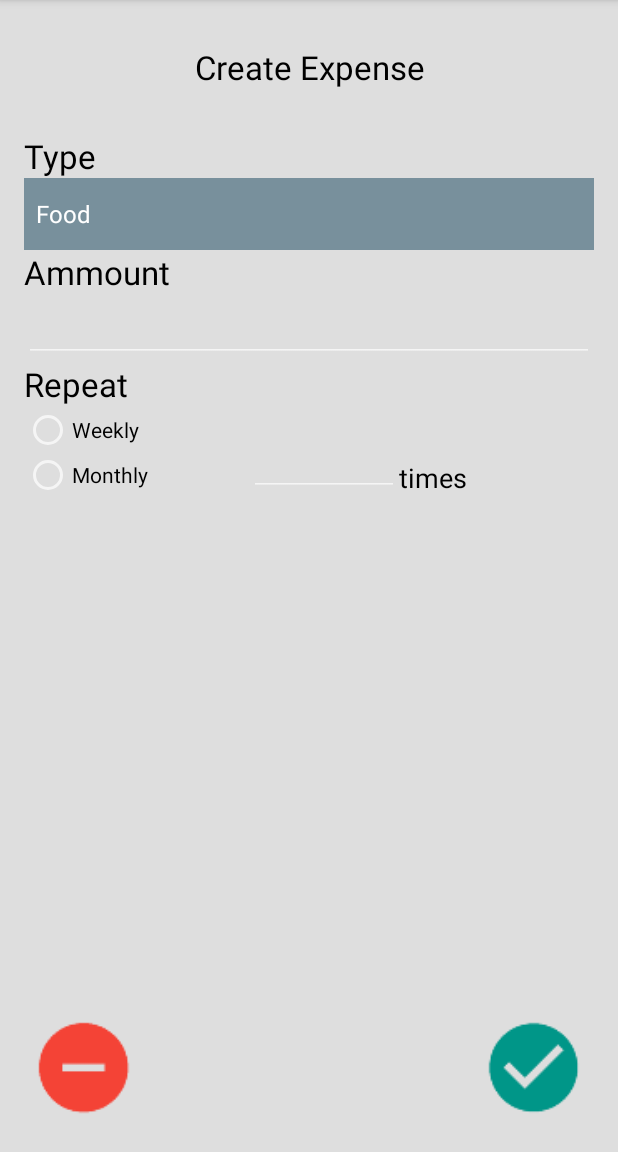
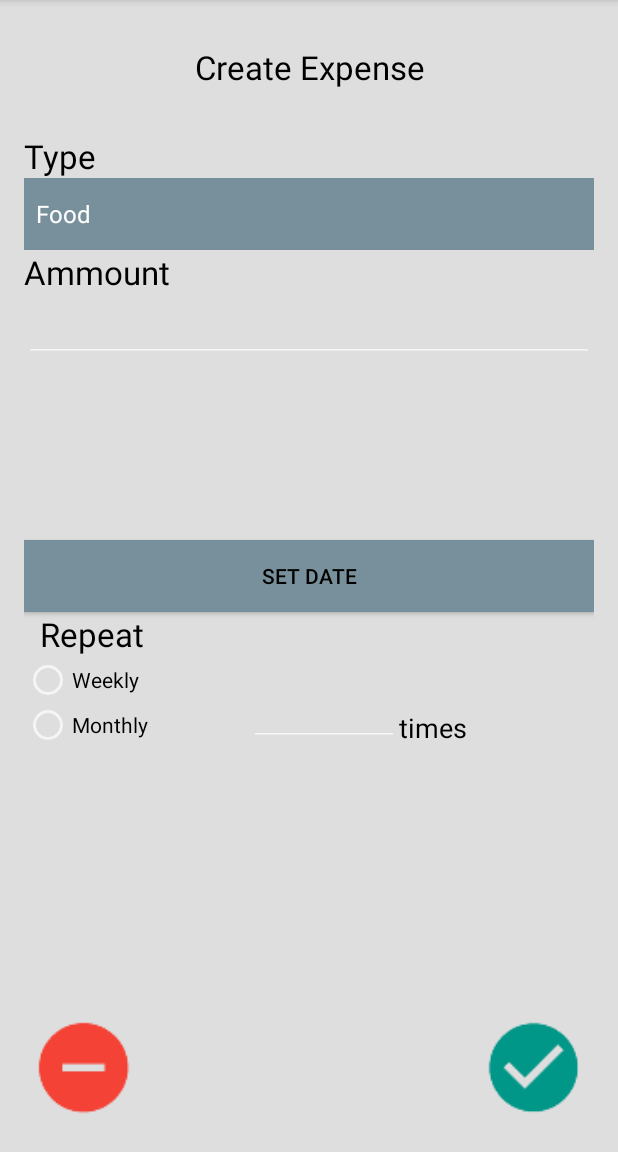
Before and after one commit to GamaX320/ProjectX_SMYM5, an Android app: the fragment CreateExpenseFragment placed in its activity, on a phone screen of 412 x 824 dp, the part 84-1236 px from its top. Run offline under Robolectric (Android 15) with nearby library versions, the phone set to English and light mode, and no system bars; 1 statement that could not run was skipped.

Commit message:
Create DatePicker

```diff
--- a/app/src/main/java/com/example/bryanty/projectx_smym5/AccountFragment.java
+++ b/app/src/main/java/com/example/bryanty/projectx_smym5/AccountFragment.java
@@ -53,7 +53,6 @@ public class AccountFragment extends Fragment {
 
                 Account myAccount= account.get(position);
                 Log.v("MyActivity", "acc=" +myAccount.get_accID()); //print message to console
-
             }
         });
 
--- a/app/src/main/java/com/example/bryanty/projectx_smym5/AccountRowAdapter.java
+++ b/app/src/main/java/com/example/bryanty/projectx_smym5/AccountRowAdapter.java
@@ -33,10 +33,6 @@ public class AccountRowAdapter extends ArrayAdapter<Account> {
         TextView accAvatar=(TextView)customView.findViewById(R.id.textView_acc_avatar);
         TextView accName=(TextView)customView.findViewById(R.id.textView_acc_name);
         TextView accAmount=(TextView)customView.findViewById(R.id.textView_acc_amount);
-
-//        accAvatar.setText(singleAcc.substring(0,1));
-//        accName.setText(singleAcc);
-//        accAmount.setText("RM50.00");
 
         //check selected avatar color
         int selectedAvatar= singleAcc.get_accColor();
--- a/app/src/main/java/com/example/bryanty/projectx_smym5/CreateExpenseFragment.java
+++ b/app/src/main/java/com/example/bryanty/projectx_smym5/CreateExpenseFragment.java
@@ -1,15 +1,26 @@
 package com.example.bryanty.projectx_smym5;
 
+import android.app.DatePickerDialog;
 import android.os.Bundle;
 import android.support.annotation.Nullable;
 import android.support.v4.app.Fragment;
+import android.support.v4.app.FragmentManager;
+import android.util.Log;
 import android.view.LayoutInflater;
 import android.view.View;
 import android.view.ViewGroup;
+import android.view.WindowManager;
 import android.widget.AdapterView;
 import android.widget.ArrayAdapter;
+import android.widget.Button;
+import android.widget.DatePicker;
+import android.widget.EditText;
 import android.widget.Spinner;
 import android.widget.Toast;
+
+import com.example.bryanty.projectx_smym5.domain.Account;
+
+import java.util.Calendar;
 
 /**
  * Created by BRYANTY on 14/03/2015.
@@ -19,6 +30,8 @@ public class CreateExpenseFragment extends Fragment {
 
     Spinner spinner;
     ArrayAdapter<CharSequence> adapter;
+
+    Button buttonSetDate;
     @Override
     public View onCreateView(LayoutInflater inflater, @Nullable ViewGroup container, @Nullable Bundle savedInstanceState) {
         rootView = inflater.inflate(R.layout.fragment_create_expense, container, false);
@@ -40,11 +53,50 @@ public class CreateExpenseFragment extends Fragment {
             }
         });
 
+        //initial set date button
+        buttonSetDate=(Button)rootView.findViewById(R.id.button_set_date);
+        buttonSetDate.setOnClickListener(new View.OnClickListener() {
+            @Override
+            public void onClick(View v) {
+                DatePickerFragment date = new DatePickerFragment();
+                /**
+                 * Set Up Current Date Into dialog
+                 */
+                Calendar calender = Calendar.getInstance();
+                Bundle args = new Bundle();
+                args.putInt("year", calender.get(Calendar.YEAR));
+                args.putInt("month", calender.get(Calendar.MONTH));
+                args.putInt("day", calender.get(Calendar.DAY_OF_MONTH));
+                date.setArguments(args);
+                /**
+                 * Set Call back to capture selected date
+                 */
+                date.setCallBack(ondate);
+                date.show(getFragmentManager(), "Date Picker");
+            }
+
+            DatePickerDialog.OnDateSetListener ondate = new DatePickerDialog.OnDateSetListener() {
+                @Override
+                public void onDateSet(DatePicker view, int year, int monthOfYear,
+                                      int dayOfMonth) {
+                    Toast.makeText(
+                            getActivity(),
+                            String.valueOf(year) + "-" + String.valueOf(monthOfYear+1)
+                                    + "-" + String.valueOf(dayOfMonth),
+                            Toast.LENGTH_LONG).show();
+                }
+            };
+        });
+
         //get value from previous fragment
         Bundle bundle = this.getArguments();
         String test1= bundle.getString("accountID");
         Toast.makeText(getActivity(),"value pass from > "+test1,Toast.LENGTH_SHORT).show();
 
+
+        //make the keyboard do not put view to upper
+        getActivity().getWindow().setSoftInputMode(WindowManager.LayoutParams.SOFT_INPUT_ADJUST_PAN);
+
         return rootView;
     }
 }
--- a/app/src/main/java/com/example/bryanty/projectx_smym5/DBHandler.java
+++ b/app/src/main/java/com/example/bryanty/projectx_smym5/DBHandler.java
@@ -32,6 +32,7 @@ public class DBHandler extends SQLiteOpenHelper{
     public static final String COLUMN_EXP_ID ="expID";
     public static final String COLUMN_EXP_TYPE ="expType";
     public static final String COLUMN_EXP_AMOUNT ="expAmount";
+    public static final String COLUMN_EXP_DATE ="expDate";
     public static final String COLUMN_EXP_ACC_ID ="accID";
 
     public DBHandler(Context context, String name, SQLiteDatabase.CursorFactory factory, int version) {
@@ -55,6 +56,7 @@ public class DBHandler extends SQLiteOpenHelper{
                 COLUMN_EXP_ID + " INTEGER PRIMARY KEY AUTOINCREMENT," +
                 COLUMN_EXP_TYPE + " TEXT," +
                 COLUMN_EXP_AMOUNT + " DOUBLE," +
+                COLUMN_EXP_DATE + " TEXT," +
                 COLUMN_EXP_ACC_ID + " INTEGER, FOREIGN KEY ("+COLUMN_EXP_ACC_ID +") REFERENCES "+TABLE_NAME +" ("+COLUMN_ACC_ID +"));";
 
         db.execSQL(query);
@@ -121,6 +123,7 @@ public class DBHandler extends SQLiteOpenHelper{
         ContentValues values = new ContentValues();
         values.put(COLUMN_EXP_TYPE, expense.get_expType());
         values.put(COLUMN_EXP_AMOUNT, expense.get_expAmount());
+        values.put(COLUMN_EXP_DATE, expense.get_expDate());
         values.put(COLUMN_EXP_ACC_ID, expense.get_accID());
         SQLiteDatabase db= getWritableDatabase();
         db.insert(TABLE_NAME2,null,values);
@@ -150,7 +153,8 @@ public class DBHandler extends SQLiteOpenHelper{
                 userRecord.set_expID(cursor.getInt(0));
                 userRecord.set_expType(cursor.getString(1));
                 userRecord.set_expAmount(cursor.getDouble(2));
-                userRecord.set_accID(cursor.getInt(3));
+                userRecord.set_expDate(cursor.getString(3));
+                userRecord.set_accID(cursor.getInt(4));
 
                 records.add(userRecord);
                 cursor.moveToNext();
--- a/app/src/main/res/layout/fragment_create_expense.xml
+++ b/app/src/main/res/layout/fragment_create_expense.xml
@@ -7,7 +7,8 @@
     android:paddingRight="@dimen/activity_horizontal_margin"
     android:paddingTop="30dp"
     android:paddingBottom="@dimen/activity_vertical_margin"
-    tools:context="com.example.bryanty.projectx_smym5.CreateAccountActivity" >
+    tools:context="com.example.bryanty.projectx_smym5.CreateAccountActivity"
+    >
 
 
     <TextView
@@ -60,22 +61,22 @@
         android:layout_centerHorizontal="true" />
 
     <TextView
-        android:layout_width="match_parent"
+        android:layout_width="wrap_content"
         android:layout_height="wrap_content"
         android:textAppearance="?android:attr/textAppearanceLarge"
         android:text="Repeat"
         android:id="@+id/textView18"
-        android:layout_below="@+id/editText4"
-        android:layout_alignLeft="@+id/editText4"
-        android:layout_alignStart="@+id/editText4" />
+        android:layout_below="@+id/button_set_date"
+        android:layout_alignRight="@+id/imageButtonCancelExp"
+        android:layout_alignEnd="@+id/imageButtonCancelExp" />
 
     <RadioGroup
         android:layout_width="150dp"
         android:layout_height="60dp"
+        android:id="@+id/radioGroup_repeat"
         android:layout_below="@+id/textView18"
-        android:layout_alignLeft="@+id/textView18"
-        android:layout_alignStart="@+id/textView18"
-        android:id="@+id/radioGroup_repeat">
+        android:layout_alignParentLeft="true"
+        android:layout_alignParentStart="true">
 
         <RadioButton
             android:layout_width="wrap_content"
@@ -145,4 +146,16 @@
         android:layout_alignLeft="@+id/radioGroup_repeat"
         android:layout_alignStart="@+id/radioGroup_repeat" />
 
+    <Button
+        android:layout_width="match_parent"
+        android:layout_height="wrap_content"
+        android:text="Set Date"
+        android:id="@+id/button_set_date"
+        android:onClick="setDate"
+        android:background="#78909c"
+        android:layout_centerVertical="true"
+        android:layout_alignParentLeft="true"
+        android:layout_alignParentStart="true" />
+
+
 </RelativeLayout>
```
Also changed, not shown: app/src/main/java/com/example/bryanty/projectx_smym5/DatePickerFragment.java (added, +37 -0 lines), app/src/main/java/com/example/bryanty/projectx_smym5/ExpenseTopFragment.java (+14 -0 lines), app/src/main/java/com/example/bryanty/projectx_smym5/domain/Expense.java (+16 -2 lines).
